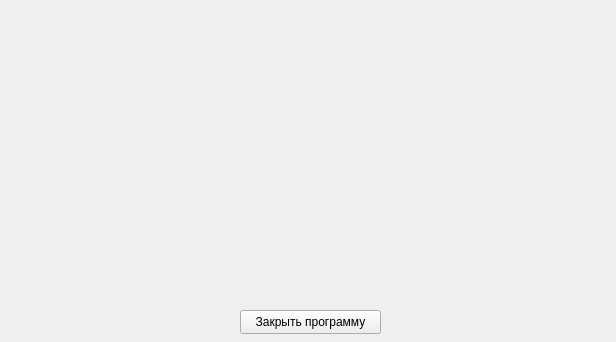
Before: the Qt Designer form glavmenu.ui in Xaze-debug/Zadanie, drawn with Qt 5.
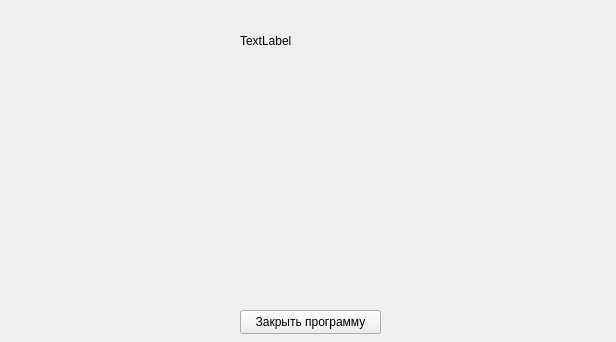
After: the same form once the commit is applied.

Patch:
```diff
--- a/glavmenu.ui
+++ b/glavmenu.ui
@@ -26,6 +26,22 @@
     <string>Закрыть программу</string>
    </property>
   </widget>
+  <widget class="QLabel" name="label">
+   <property name="geometry">
+    <rect>
+     <x>240</x>
+     <y>0</y>
+     <width>141</width>
+     <height>81</height>
+    </rect>
+   </property>
+   <property name="text">
+    <string>TextLabel</string>
+   </property>
+   <property name="wordWrap">
+    <bool>true</bool>
+   </property>
+  </widget>
  </widget>
  <resources/>
  <connections/>
```
